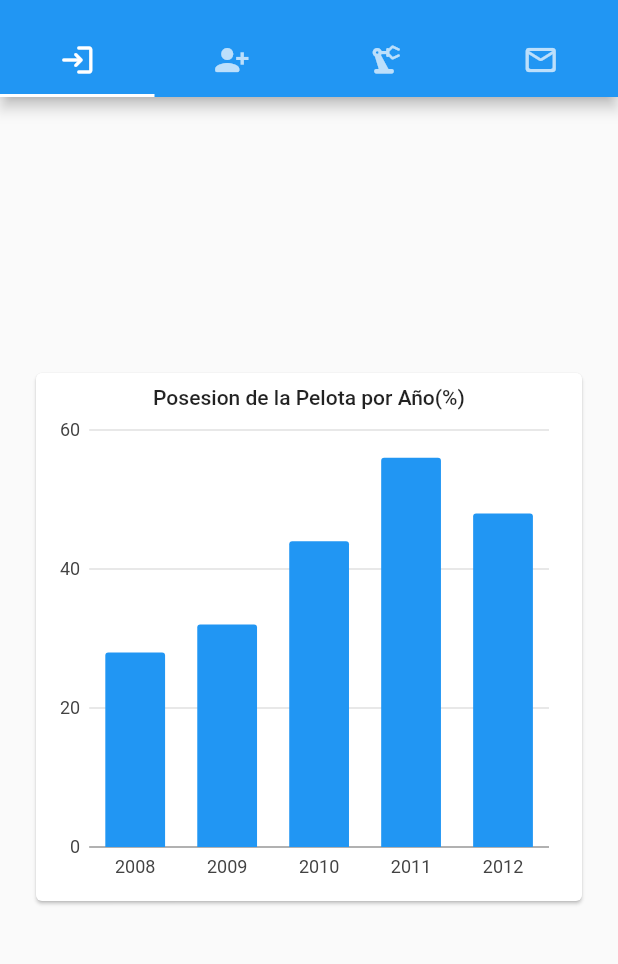
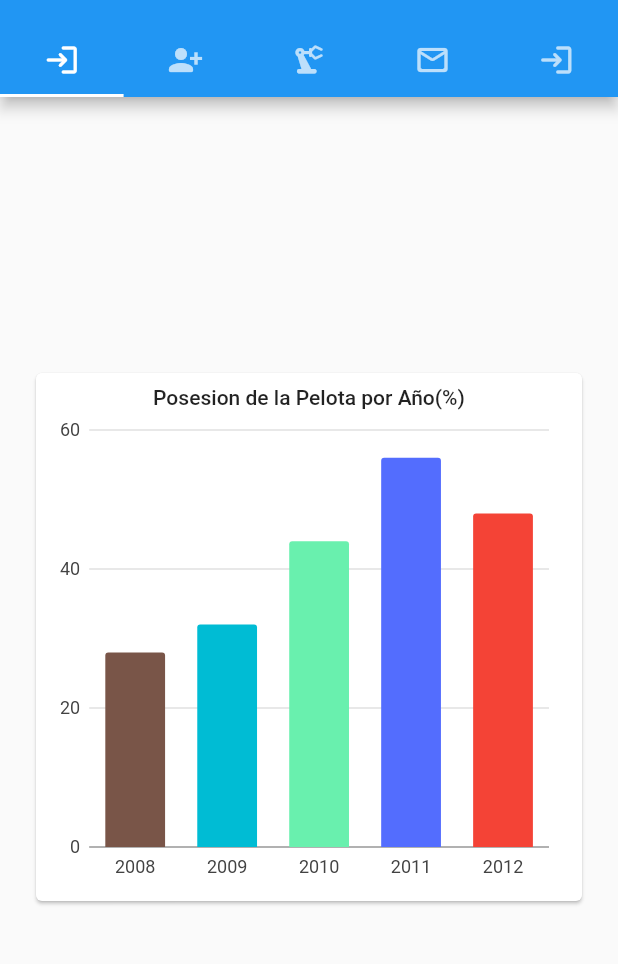
Before and after one commit to ealvan/dartProjectIHC, a Flutter app: the screen it shows after launch, on a phone screen of 412 x 824 dp, the part 59-1023 px from its top. Run offline on Flutter 3.47's test engine with Material 2 defaults, Android fonts, the phone set to English and light mode, and no system bars; our stand-ins replace charts_flutter; missing offline and left inert: flutter_auth_buttons.

Commit message:
creando chart del equipoAlianza Lima

```diff
--- a/lib/charts/home.dart
+++ b/lib/charts/home.dart
@@ -8,27 +8,27 @@ class HomePage extends StatelessWidget {
     SubscriberSeries(
       year: "2008",
       subscribers: 28,
-      barColor: charts.ColorUtil.fromDartColor(Colors.blue),
+      barColor: charts.ColorUtil.fromDartColor(Colors.brown),
     ),
     SubscriberSeries(
       year: "2009",
       subscribers: 32,
-      barColor: charts.ColorUtil.fromDartColor(Colors.blue),
+      barColor: charts.ColorUtil.fromDartColor(Colors.cyan),
     ),
     SubscriberSeries(
       year: "2010",
       subscribers: 44,
-      barColor: charts.ColorUtil.fromDartColor(Colors.blue),
+      barColor: charts.ColorUtil.fromDartColor(Colors.greenAccent),
     ),
     SubscriberSeries(
       year: "2011",
       subscribers: 56,
-      barColor: charts.ColorUtil.fromDartColor(Colors.blue),
+      barColor: charts.ColorUtil.fromDartColor(Colors.indigoAccent),
     ),
     SubscriberSeries(
       year: "2012",
       subscribers: 48,
-      barColor: charts.ColorUtil.fromDartColor(Colors.blue),
+      barColor: charts.ColorUtil.fromDartColor(Colors.red),
     ),
   ];
   @override
--- a/lib/main.dart
+++ b/lib/main.dart
@@ -7,17 +7,111 @@ import 'package:flutter_localizations/flutter_localizations.dart';
 import 'package:tabs_flutter/generated/l10n.dart';
 import 'package:tabs_flutter/charts/home.dart';
 import 'package:tabs_flutter/charts/pie.dart';
+import 'package:tabs_flutter/charts/horBar.dart';
+import 'package:tabs_flutter/charts/areaChart.dart';
+import 'package:tabs_flutter/charts/pointChart.dart';
 
 void main() {
   runApp(MyApp());
 }
+
+final m5 = Padding(
+  padding: EdgeInsets.all(8.0),
+  child: Container(
+    child: Center(
+      child: Column(
+        children: <Widget>[
+          Text(
+            'Tasa de remuneraciones por jugadores',
+            style: TextStyle(fontSize: 24.0, fontWeight: FontWeight.bold),
+          ),
+          Expanded(
+            child: PointsLineChart.withSampleData(),
+          ),
+        ],
+      ),
+    ),
+  ),
+);
+final m4 = Padding(
+  padding: EdgeInsets.all(8.0),
+  child: Container(
+    child: Center(
+      child: Column(
+        children: <Widget>[
+          Text(
+            'Lesiones por temporada',
+            style: TextStyle(fontSize: 24.0, fontWeight: FontWeight.bold),
+          ),
+          Expanded(
+            child: AreaAndLineChart.withSampleData(),
+          ),
+        ],
+      ),
+    ),
+  ),
+);
+final m3 = Padding(
+  padding: EdgeInsets.all(8.0),
+  child: Container(
+    child: Center(
+      child: Column(
+        children: <Widget>[
+          Text(
+            'Taza de intercambio por equipo',
+            style: TextStyle(fontSize: 24.0, fontWeight: FontWeight.bold),
+          ),
+          Expanded(
+            child: HorizontalBarChart.withSampleData(),
+          ),
+        ],
+      ),
+    ),
+  ),
+);
+final m2 = Padding(
+  padding: EdgeInsets.all(8.0),
+  child: Container(
+    child: Center(
+      child: Column(
+        children: <Widget>[
+          Text(
+            'Porcentaje de contribucion al equipo Alianza Lima',
+            style: TextStyle(fontSize: 24.0, fontWeight: FontWeight.bold),
+          ),
+          Expanded(
+            child: MiApp(),
+          ),
+        ],
+      ),
+    ),
+  ),
+);
+final m1 = Padding(
+  padding: EdgeInsets.all(8.0),
+  child: Container(
+    child: Center(
+      child: Column(
+        children: <Widget>[
+          Text(
+            'SO₂ emissions, by world region (in million tonnes)',
+            style: TextStyle(fontSize: 24.0, fontWeight: FontWeight.bold),
+          ),
+          Expanded(
+            child: HomePage(),
+          ),
+        ],
+      ),
+    ),
+  ),
+);
 
 class MyApp extends StatelessWidget {
   @override
   Widget build(BuildContext context) {
     return MaterialApp(
       home: DefaultTabController(
-        length: 4,
+        length: 5,
         child: Scaffold(
           appBar: AppBar(
             bottom: TabBar(
@@ -26,6 +120,7 @@ class MyApp extends StatelessWidget {
                 Tab(icon: Icon(Icons.person_add_alt_1_rounded)),
                 Tab(icon: Icon(Icons.precision_manufacturing_rounded)),
                 Tab(icon: Icon(Icons.mail_outline_rounded)),
+                Tab(icon: Icon(Icons.login_rounded)),
               ],
             ),
             title: Text('App Alianza Lima'),
@@ -33,9 +128,10 @@ class MyApp extends StatelessWidget {
           body: TabBarView(
             children: [
               HomePage(),
-              MiApp(),
-              Usuarios(),
-              Recovery(),
+              m2,
+              m3,
+              m4,
+              m5,
             ],
           ),
         ),
```
Also changed, not shown: lib/charts/areaChart.dart (added, +76 -0 lines), lib/charts/horBar.dart (added, +56 -0 lines), lib/charts/pie.dart (+6 -6 lines), lib/charts/pointChart.dart (added, +54 -0 lines).
